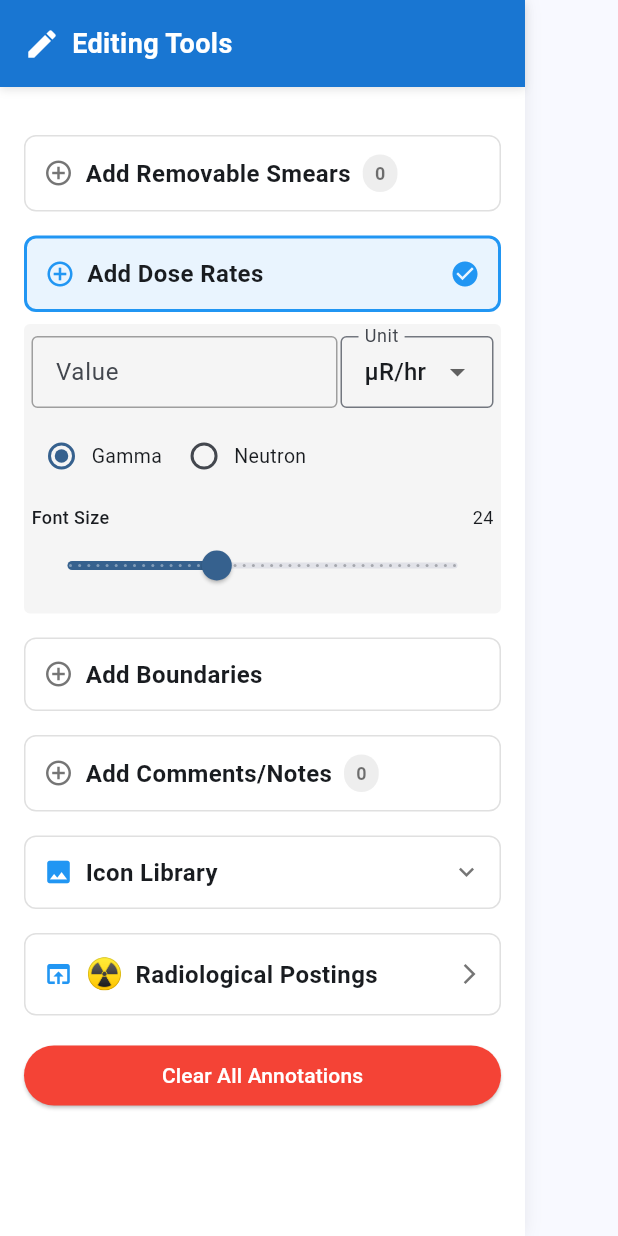
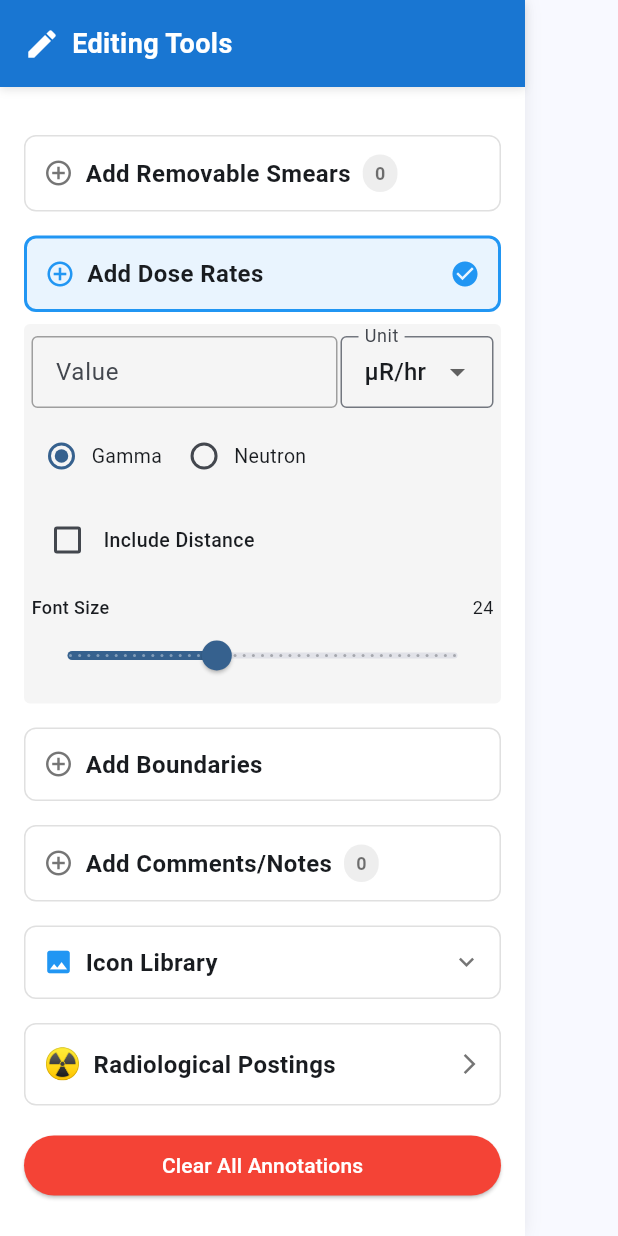
Before and after one commit to yellowjacketjc1/Survey_Map_Editor, a Flutter app: the EditingPanel widget shown alone on an empty page, opened directly, after a tap on "Add Removable Smears", after a tap on "Add Dose Rates", on a phone screen of 412 x 824 dp. Run offline on Flutter 3.47's test engine with Material 3 defaults, Android fonts, the phone set to English and light mode, and no system bars; our stand-ins replace file_picker, flutter_svg, pdf, printing, vector_graphics; missing offline and left inert: dart:html, dart:js_util, pdfx; project files that could hold a hidden picture were left out.

Commit message:
Release version 1.0.1 - UI improvements and distance tracking
This release adds several user-requested enhancements to improve the
editing experience and dose rate annotation capabilities.

New Features:
- Added optional distance field for gamma and neutron dose rates
  * Preset options: Contact (0 cm), 10 cm, 30 cm
  * Custom distance input for any value
  * Opt-in via checkbox (not shown by default)
  * Displayed on map with @ symbol (e.g., "100 μR/hr @10 cm")
- Added 'cpm' (counts per minute) unit option for gamma dose rates
  * Only available when gamma type is selected
  * Auto-switches to μR/hr when changing to neutron

UI Improvements:
- Fixed z-index issue where map could cover the top toolbar when dragged
  * Top toolbar now stays on top using Stack/Positioned layout
- Removed redundant popup icon from Radiological Postings button
  * Now shows only trefoil emoji next to text for cleaner UI

Technical Changes:
- Updated DoseRateAnnotation model to support distance field
- Enhanced dose rate rendering to display distance when present
- Improved unit dropdown to show type-appropriate options
- Added validation when switching between gamma/neutron types

🤖 Generated with [Claude Code](https://claude.com/claude-code)

Co-Authored-By: Claude <noreply@anthropic.com>

```diff
--- a/lib/models/annotation_models.dart
+++ b/lib/models/annotation_models.dart
@@ -43,6 +43,7 @@ class DoseRateAnnotation {
   String unit;
   DoseType type;
   double fontSize;
+  String? distance; // Distance at which the measurement was taken (e.g., "0 cm", "10 cm", "30 cm")
 
   DoseRateAnnotation({
     required this.position,
@@ -50,6 +51,7 @@ class DoseRateAnnotation {
     this.unit = 'μR/hr',
     this.type = DoseType.gamma,
     this.fontSize = 24.0,
+    this.distance,
   });
 
   DoseRateAnnotation copyWith({
@@ -58,6 +60,7 @@ class DoseRateAnnotation {
     String? unit,
     DoseType? type,
     double? fontSize,
+    String? distance,
   }) {
     return DoseRateAnnotation(
       position: position ?? this.position,
@@ -65,6 +68,7 @@ class DoseRateAnnotation {
       unit: unit ?? this.unit,
       type: type ?? this.type,
       fontSize: fontSize ?? this.fontSize,
+      distance: distance ?? this.distance,
     );
   }
 
@@ -76,6 +80,7 @@ class DoseRateAnnotation {
       'unit': unit,
       'type': type.name,
       'fontSize': fontSize,
+      'distance': distance,
     };
   }
 
@@ -92,6 +97,7 @@ class DoseRateAnnotation {
         orElse: () => DoseType.gamma,
       ),
       fontSize: (json['fontSize'] as num?)?.toDouble() ?? 14.0,
+      distance: json['distance'] as String?,
     );
   }
 }
--- a/lib/models/survey_map_model.dart
+++ b/lib/models/survey_map_model.dart
@@ -50,6 +50,7 @@ class SurveyMapModel extends ChangeNotifier {
   DoseType _doseType = DoseType.gamma;
   double _doseFontSize = 24.0;
   bool _doseValueEntered = false; // Track if user has entered a value
+  String? _doseDistance; // Distance at which measurement was taken
 
   // Dose rate validation callback
   VoidCallback? _onDoseRateValidationFailed;
@@ -96,6 +97,7 @@ class SurveyMapModel extends ChangeNotifier {
   String get doseUnit => _doseUnit;
   DoseType get doseType => _doseType;
   double get doseFontSize => _doseFontSize;
+  String? get doseDistance => _doseDistance;
   EquipmentAnnotation? get selectedIcon => _selectedIcon;
   bool get isResizing => _isResizing;
   ResizeHandle? get resizeHandle => _resizeHandle;
@@ -360,6 +362,11 @@ class SurveyMapModel extends ChangeNotifier {
     notifyListeners();
   }
 
+  void setDoseDistance(String? distance) {
+    _doseDistance = distance;
+    notifyListeners();
+  }
+
   void setDoseRateValidationCallback(VoidCallback? callback) {
     _onDoseRateValidationFailed = callback;
   }
@@ -379,6 +386,7 @@ class SurveyMapModel extends ChangeNotifier {
       unit: _doseUnit,
       type: _doseType,
       fontSize: _doseFontSize,
+      distance: _doseDistance,
     );
     undoRedoManager.executeCommand(AddDoseRateCommand(this, doseRate));
     debugPrint('✓ Dose rate added at $position: $_doseValue $_doseUnit, total: ${_doseRates.length}');
--- a/lib/widgets/editing_panel.dart
+++ b/lib/widgets/editing_panel.dart
@@ -18,12 +18,15 @@ class _EditingPanelState extends State<EditingPanel> {
   final TextEditingController _buildingController = TextEditingController();
   final TextEditingController _roomController = TextEditingController();
   final TextEditingController _doseValueController = TextEditingController();
+  final TextEditingController _customDistanceController = TextEditingController();
 
   bool _iconsExpanded = false;
   final FocusNode _doseValueFocusNode = FocusNode();
   final GlobalKey _doseValueFieldKey = GlobalKey();
   bool _highlightDoseValue = false;
   OverlayEntry? _tooltipOverlay;
+  bool _includeDistance = false; // Whether to include distance in dose rate
+  String _selectedDistance = 'Contact (0 cm)'; // Default distance option
 
   @override
   void initState() {
@@ -41,6 +44,7 @@ class _EditingPanelState extends State<EditingPanel> {
     _buildingController.dispose();
     _roomController.dispose();
     _doseValueController.dispose();
+    _customDistanceController.dispose();
     _doseValueFocusNode.dispose();
     _removeTooltip();
     super.dispose();
@@ -403,7 +407,16 @@ class _EditingPanelState extends State<EditingPanel> {
                             border: OutlineInputBorder(),
                             isDense: true,
                           ),
-                          items: const [
+                          items: model.doseType == DoseType.gamma
+                              ? const [
+                                  DropdownMenuItem(
+                                      value: 'μR/hr', child: Text('μR/hr')),
+                                  DropdownMenuItem(
+                                      value: 'mR/hr', child: Text('mR/hr')),
+                                  DropdownMenuItem(value: 'R/hr', child: Text('R/hr')),
+                                  DropdownMenuItem(value: 'cpm', child: Text('cpm')),
+                                ]
+                              : const [
                                   DropdownMenuItem(
                                       value: 'μR/hr', child: Text('μR/hr')),
                                   DropdownMenuItem(
@@ -425,7 +438,11 @@ class _EditingPanelState extends State<EditingPanel> {
                   children: [
                     Flexible(
                       child: InkWell(
-                        onTap: () => model.setDoseType(DoseType.gamma),
+                        onTap: () {
+                          model.setDoseType(DoseType.gamma);
+                          // If switching to gamma and unit is not valid, keep the current unit
+                          // (cpm is only valid for gamma, so no change needed)
+                        },
                         child: Row(
                           mainAxisSize: MainAxisSize.min,
                           children: [
@@ -447,7 +464,13 @@ class _EditingPanelState extends State<EditingPanel> {
                     const SizedBox(width: 8),
                     Flexible(
                       child: InkWell(
-                        onTap: () => model.setDoseType(DoseType.neutron),
+                        onTap: () {
+                          // If switching to neutron and current unit is cpm, reset to μR/hr
+                          if (model.doseUnit == 'cpm') {
+                            model.setDoseUnit('μR/hr');
+                          }
+                          model.setDoseType(DoseType.neutron);
+                        },
                         child: Row(
                           mainAxisSize: MainAxisSize.min,
                           children: [
@@ -456,6 +479,10 @@ class _EditingPanelState extends State<EditingPanel> {
                               groupValue: model.doseType,
                               onChanged: (value) {
                                 if (value != null) {
+                                  // If switching to neutron and current unit is cpm, reset to μR/hr
+                                  if (model.doseUnit == 'cpm') {
+                                    model.setDoseUnit('μR/hr');
+                                  }
                                   model.setDoseType(value);
                                 }
                               },
@@ -469,6 +496,82 @@ class _EditingPanelState extends State<EditingPanel> {
                   ],
                 ),
                 const SizedBox(height: 12),
+                // Distance selection (only for gamma and neutron)
+                if (model.doseType == DoseType.gamma || model.doseType == DoseType.neutron) ...[
+                  Row(
+                    children: [
+                      Checkbox(
+                        value: _includeDistance,
+                        onChanged: (value) {
+                          setState(() {
+                            _includeDistance = value ?? false;
+                            if (!_includeDistance) {
+                              // Clear distance when unchecked
+                              model.setDoseDistance(null);
+                              _customDistanceController.clear();
+                              _selectedDistance = 'Contact (0 cm)';
+                            } else {
+                              // Set default distance when checked
+                              model.setDoseDistance(_selectedDistance);
+                            }
+                          });
+                        },
+                      ),
+                      const Text('Include Distance', style: TextStyle(fontSize: 13, fontWeight: FontWeight.w500)),
+                    ],
+                  ),
+                  if (_includeDistance) ...[
+                    const SizedBox(height: 8),
+                    DropdownButtonFormField<String>(
+                      value: _selectedDistance,
+                      decoration: const InputDecoration(
+                        border: OutlineInputBorder(),
+                        isDense: true,
+                        contentPadding: EdgeInsets.symmetric(horizontal: 8, vertical: 8),
+                      ),
+                      items: const [
+                        DropdownMenuItem(value: 'Contact (0 cm)', child: Text('Contact (0 cm)')),
+                        DropdownMenuItem(value: '10 cm', child: Text('10 cm')),
+                        DropdownMenuItem(value: '30 cm', child: Text('30 cm')),
+                        DropdownMenuItem(value: 'Custom', child: Text('Custom...')),
+                      ],
+                      onChanged: (value) {
+                        setState(() {
+                          _selectedDistance = value!;
+                          if (value == 'Custom') {
+                            // Custom will show text field below
+                            model.setDoseDistance(null);
+                          } else {
+                            model.setDoseDistance(value);
+                            _customDistanceController.clear();
+                          }
+                        });
+                      },
+                    ),
+                    if (_selectedDistance == 'Custom') ...[
+                      const SizedBox(height: 8),
+                      TextField(
+                        controller: _customDistanceController,
+                        decoration: const InputDecoration(
+                          labelText: 'Custom Distance (cm)',
+                          hintText: 'e.g., 15',
+                          border: OutlineInputBorder(),
+                          isDense: true,
+                          suffixText: 'cm',
+                        ),
+                        keyboardType: TextInputType.number,
+                        onChanged: (value) {
+                          if (value.trim().isNotEmpty) {
+                            model.setDoseDistance('$value cm');
+                          } else {
+                            model.setDoseDistance(null);
+                          }
+                        },
+                      ),
+                    ],
+                  ],
+                  const SizedBox(height: 12),
+                ],
                 Column(
                   crossAxisAlignment: CrossAxisAlignment.start,
                   children: [
@@ -735,8 +838,6 @@ class _EditingPanelState extends State<EditingPanel> {
         ),
         child: Row(
           children: [
-            const Icon(Icons.open_in_browser, size: 20, color: Colors.blue),
-            const SizedBox(width: 8),
             const Text(
               '☢️',
               style: TextStyle(fontSize: 20),
--- a/lib/widgets/map_painter.dart
+++ b/lib/widgets/map_painter.dart
@@ -154,7 +154,11 @@ class MapPainter extends CustomPainter {
     // Use object identity to check if this is the selected dose rate
     final isSelected = selectedDoseRate != null && identical(selectedDoseRate, dose);
 
-    final displayValue = '${dose.value} ${dose.unit}';
+    // Build display text with distance if present
+    String displayValue = '${dose.value} ${dose.unit}';
+    if (dose.distance != null && dose.distance!.isNotEmpty) {
+      displayValue += ' @${dose.distance}';
+    }
 
     final textPainter = TextPainter(
       text: TextSpan(
--- a/pubspec.yaml
+++ b/pubspec.yaml
@@ -1,7 +1,7 @@
 name: survey_map_editor
 description: SurveyMap Editor - A Flutter application for radiological survey mapping
 publish_to: 'none'
-version: 1.0.0+1
+version: 1.0.1+2
 
 environment:
   sdk: '>=3.0.0 <4.0.0'
```
Also changed, not shown: lib/screens/home_screen.dart (+17 -11 lines). Lines whose indentation alone changed are shown as unchanged.
